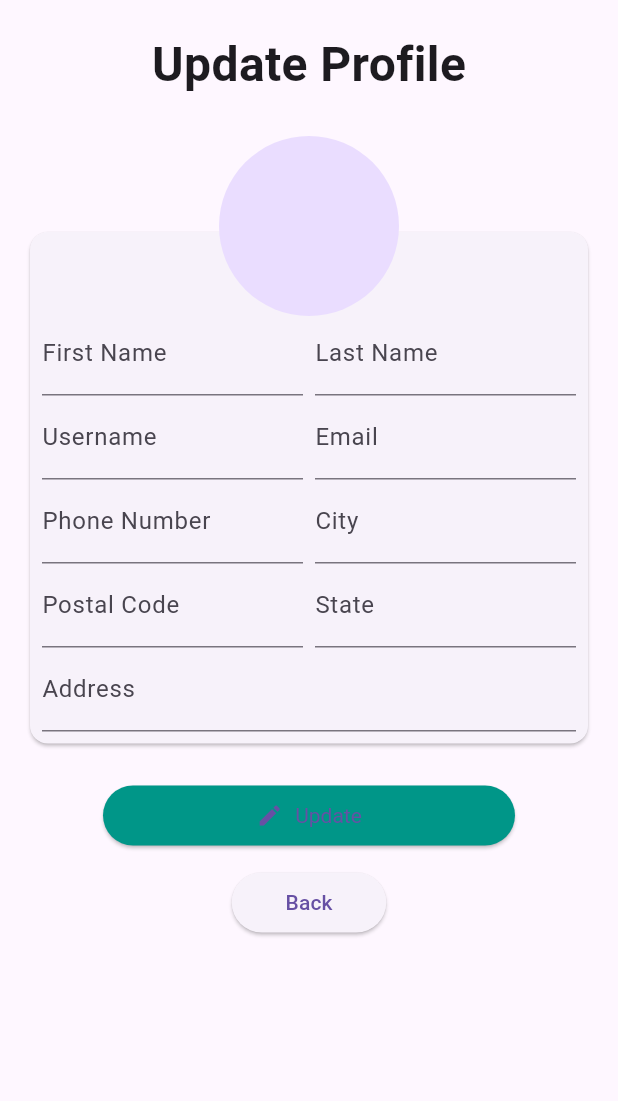
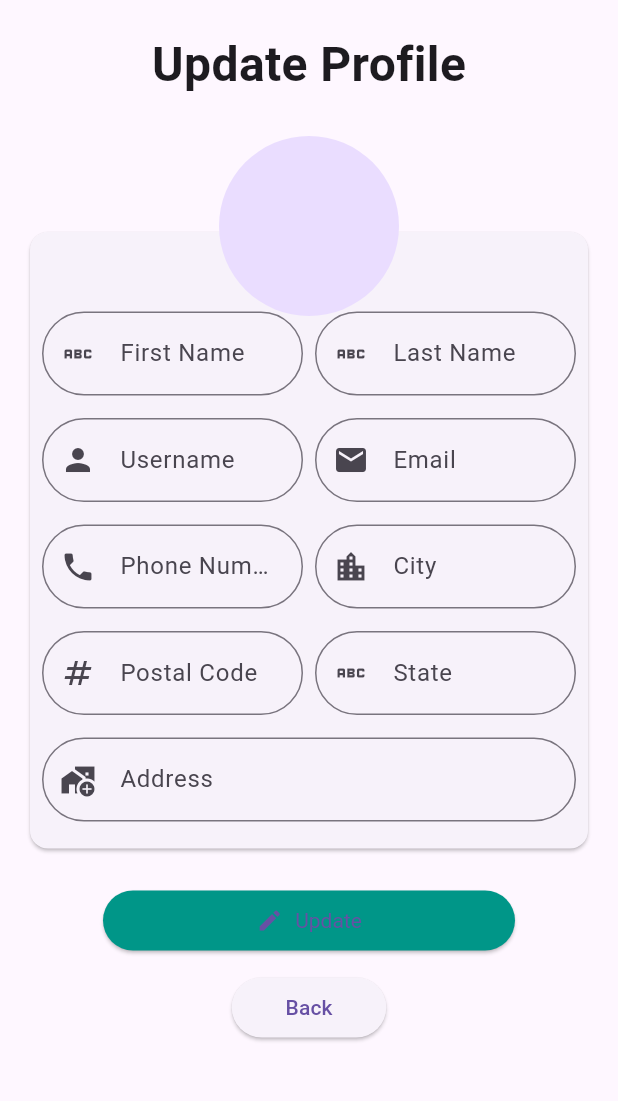
Before and after one commit to yahiasmeism/shopera, a Flutter app: the UpdateUserPage screen opened by its route, on a phone screen of 412 x 824 dp, the part 92-1193 px from its top. Run offline on Flutter 3.47's test engine with Material 3 defaults, Android fonts, the phone set to English and light mode, and no system bars; our stand-ins replace bloc, connectivity_plus, dartz, dio, equatable, flutter_bloc and 8 more; accounts and stored records are empty; statements that could not run were skipped.

Commit message:
use components core in update page

```diff
--- a/lib/features/authentication/presentation/pages/login_page.dart
+++ b/lib/features/authentication/presentation/pages/login_page.dart
@@ -2,6 +2,7 @@ import 'package:flutter/material.dart';
 import 'package:flutter_bloc/flutter_bloc.dart';
 import 'package:shopera/core/widgets/button_primary.dart';
 import 'package:shopera/features/authentication/presentation/cubits/user_cubit/cubit.dart';
+import 'package:shopera/features/authentication/presentation/pages/update_user_page.dart';
 import 'package:shopera/features/authentication/presentation/widgets/text_form_field.dart';
 import 'package:shopera/features/authentication/presentation/widgets/primary_button_google.dart';
 
@@ -120,7 +121,9 @@ class LoginPage extends StatelessWidget {
                   Align(
                     alignment: Alignment.centerRight,
                     child: TextButton(
-                      onPressed: () {},
+                      onPressed: () {
+                        Navigator.of(context).pushNamed(UpdateUserPage.routeName);
+                      },
                       child: const Text('Forgot Password?'),
                     ),
                   ),
--- a/lib/features/authentication/presentation/pages/update_user_page.dart
+++ b/lib/features/authentication/presentation/pages/update_user_page.dart
@@ -3,6 +3,7 @@ import 'package:flutter_bloc/flutter_bloc.dart';
 import 'package:shopera/features/authentication/domain/entities/user.dart';
 import 'package:shopera/features/authentication/data/models/user_model.dart';
 import 'package:shopera/features/authentication/presentation/cubits/user_cubit/cubit.dart';
+import 'package:shopera/features/authentication/presentation/widgets/text_form_field.dart';
 
 class UpdateUserPage extends StatefulWidget {
   static const routeName = 'update_profile';
@@ -97,55 +98,64 @@ class _UpdateUserPageState extends State<UpdateUserPage> {
                                   Row(
                                     children: [
                                       Expanded(
-                                        child: TextFormField(
+                                        child: TextFormFieldWidget(
                                           controller: _firstNameController,
-                                          decoration: const InputDecoration(
-                                              labelText: 'First Name'),
+                                           label: 'First Name',
+
                                           validator: (value) {
                                             if (value == null || value.isEmpty) {
                                               return 'Please enter your first name';
                                             }
                                             return null;
                                           },
+                                           type: TextInputType.text,
+                                           prefix: Icons.abc,
                                         ),
                                       ),
                                       const SizedBox(width: 8.0),
                                       Expanded(
-                                        child: TextFormField(
+                                        child: TextFormFieldWidget (
+
                                           controller: _lastNameController,
-                                          decoration: const InputDecoration(
-                                              labelText: 'Last Name'),
+                                           label: 'Last Name',
                                           validator: (value) {
                                             if (value == null || value.isEmpty) {
                                               return 'Please enter your last name';
                                             }
                                             return null;
                                           },
+                                           type: TextInputType.text,
+                                           prefix: Icons.abc,
                                         ),
                                       ),
                                     ],
                                   ),
+                                  const SizedBox(
+                                    height: 15,
+                                  ),
                                   Row(
                                     children: [
                                       Expanded(
-                                        child: TextFormField(
+                                        child: TextFormFieldWidget(
                                           controller: _usernameController,
-                                          decoration: const InputDecoration(
-                                              labelText: 'Username'),
+                                           label: 'Username',
                                           validator: (value) {
                                             if (value == null || value.isEmpty) {
                                               return 'Please enter a username';
                                             }
                                             return null;
                                           },
+                                          type: TextInputType.text,
+                                           prefix: Icons.person,
                                         ),
                                       ),
                                       const SizedBox(width: 8.0),
                                       Expanded(
-                                        child: TextFormField(
+                                        child: TextFormFieldWidget(
                                           controller: _emailController,
-                                          decoration: const InputDecoration(
-                                              labelText: 'Email'),
+                                          label: 'Email',
+                                           type: TextInputType.text,
+                                           prefix: Icons.email,
                                           validator: (value) {
                                             if (value == null || value.isEmpty) {
                                               return 'Please enter an email';
@@ -160,13 +170,17 @@ class _UpdateUserPageState extends State<UpdateUserPage> {
                                       ),
                                     ],
                                   ),
+                                  const SizedBox(
+                                    height: 15,
+                                  ),
                                   Row(
                                     children: [
                                       Expanded(
-                                        child: TextFormField(
+                                        child: TextFormFieldWidget(
                                           controller: _phoneController,
-                                          decoration: const InputDecoration(
-                                              labelText: 'Phone Number'),
+                                          label: 'Phone Number',
+                                           type: TextInputType.text,
+                                           prefix: Icons.phone,
                                           validator: (value) {
                                             if (value == null || value.isEmpty) {
                                               return 'Please enter a phone number';
@@ -177,10 +191,11 @@ class _UpdateUserPageState extends State<UpdateUserPage> {
                                       ),
                                       const SizedBox(width: 8.0),
                                       Expanded(
-                                        child: TextFormField(
+                                        child: TextFormFieldWidget(
                                           controller: _cityController,
-                                          decoration: const InputDecoration(
-                                              labelText: 'City'),
+                                          label: 'City',
+                                           type: TextInputType.text,
+                                           prefix: Icons.location_city,
                                           validator: (value) {
                                             if (value == null || value.isEmpty) {
                                               return 'Please enter a city';
@@ -191,13 +206,17 @@ class _UpdateUserPageState extends State<UpdateUserPage> {
                                       ),
                                     ],
                                   ),
+                                  const SizedBox(
+                                    height: 15,
+                                  ),
                                   Row(
                                     children: [
                                       Expanded(
-                                        child: TextFormField(
+                                        child: TextFormFieldWidget(
                                           controller: _postalCodeController,
-                                          decoration: const InputDecoration(
-                                              labelText: 'Postal Code'),
+                                           label: 'Postal Code',
+                                            type: TextInputType.text,
+                                           prefix: Icons.numbers,
                                           validator: (value) {
                                             if (value == null || value.isEmpty) {
                                               return 'Please enter a postal code';
@@ -208,10 +227,11 @@ class _UpdateUserPageState extends State<UpdateUserPage> {
                                       ),
                                       const SizedBox(width: 8.0),
                                       Expanded(
-                                        child: TextFormField(
+                                        child: TextFormFieldWidget(
                                           controller: _stateController,
-                                          decoration: const InputDecoration(
-                                              labelText: 'State'),
+                                          label: 'State',
+                                           type: TextInputType.text,
+                                           prefix: Icons.abc,
                                           validator: (value) {
                                             if (value == null || value.isEmpty) {
                                               return 'Please enter a state';
@@ -222,16 +242,23 @@ class _UpdateUserPageState extends State<UpdateUserPage> {
                                       ),
                                     ],
                                   ),
-                                  TextFormField(
+                                  const SizedBox(
+                                    height: 15,
+                                  ),
+                                  TextFormFieldWidget(
                                     controller: _addressController,
-                                    decoration: const InputDecoration(
-                                        labelText: 'Address'),
+                                     label: 'Address',
+                                      type: TextInputType.text,
+                                           prefix: Icons.add_home_work_sharp,
                                     validator: (value) {
                                       if (value == null || value.isEmpty) {
                                         return 'Please enter a address';
                                       }
                                       return null;
                                     },
+                                  ),
+                                  const SizedBox(
+                                    height: 10,
                                   ),
                                 ],
                               ),
```
